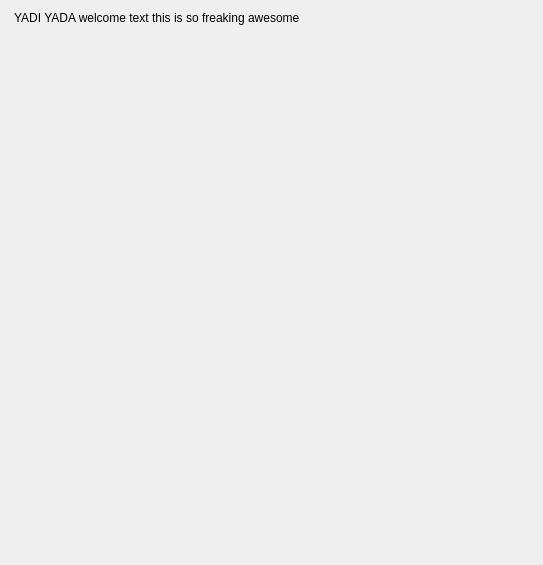
Qt form widgetwelcome.ui (Aryetis/Obenkyobo) before a commit.
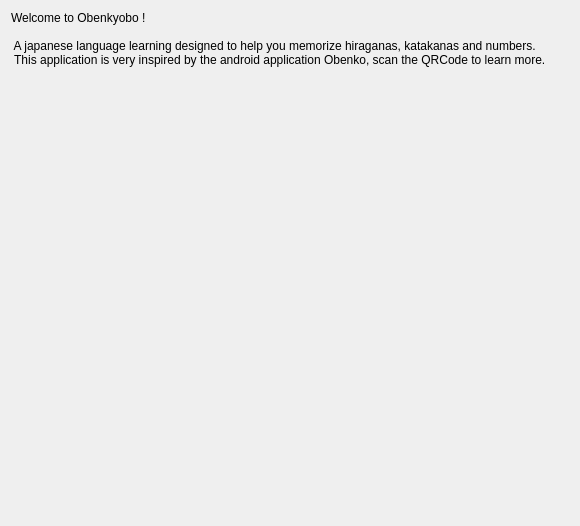
The same form after that commit. Icons and pictures are not drawn.

```diff
--- a/widgetwelcome.ui
+++ b/widgetwelcome.ui
@@ -12,34 +12,60 @@
    <rect>
     <x>0</x>
     <y>0</y>
-    <width>543</width>
-    <height>565</height>
+    <width>580</width>
+    <height>526</height>
    </rect>
   </property>
   <property name="windowTitle">
    <string>Form</string>
   </property>
-  <layout class="QVBoxLayout" name="verticalLayout_2">
+  <layout class="QVBoxLayout" name="verticalLayout_2" stretch="1,9">
    <item>
-    <layout class="QVBoxLayout" name="verticalLayout">
+    <layout class="QVBoxLayout" name="verticalLayout" stretch="1">
      <item>
-      <layout class="QHBoxLayout" name="horizontalLayout_3">
+      <layout class="QHBoxLayout" name="horizontalLayout_3" stretch="0">
        <item>
         <widget class="QLabel" name="WelcomeText">
          <property name="text">
-          <string> YADI YADA welcome text this is so freaking awesome</string>
+          <string>Welcome to Obenkyobo ! 
+ 
+ A japanese language learning designed to help you memorize hiraganas, katakanas and numbers. 
+ This application is very inspired by the android application Obenko, scan the QRCode to learn more.</string>
+         </property>
+         <property name="wordWrap">
+          <bool>true</bool>
          </property>
         </widget>
        </item>
       </layout>
      </item>
+    </layout>
+   </item>
      <item>
-      <layout class="QHBoxLayout" name="horizontalLayout_2">
+    <layout class="QHBoxLayout" name="horizontalLayout_2" stretch="1,1,1">
+     <property name="spacing">
+      <number>5</number>
+     </property>
+     <property name="leftMargin">
+      <number>10</number>
+     </property>
+     <property name="topMargin">
+      <number>10</number>
+     </property>
+     <property name="rightMargin">
+      <number>10</number>
+     </property>
+     <property name="bottomMargin">
+      <number>10</number>
+     </property>
        <item>
         <spacer name="horizontalSpacer">
          <property name="orientation">
           <enum>Qt::Horizontal</enum>
          </property>
+       <property name="sizeType">
+        <enum>QSizePolicy::Preferred</enum>
+       </property>
          <property name="sizeHint" stdset="0">
           <size>
            <width>40</width>
@@ -49,18 +75,30 @@
         </spacer>
        </item>
        <item>
-        <layout class="QVBoxLayout" name="verticalLayout_3">
+      <layout class="QVBoxLayout" name="verticalLayout_3" stretch="1,1,1">
+       <property name="spacing">
+        <number>5</number>
+       </property>
          <property name="leftMargin">
-          <number>0</number>
+        <number>10</number>
          </property>
          <property name="topMargin">
-          <number>0</number>
+        <number>10</number>
+       </property>
+       <property name="rightMargin">
+        <number>10</number>
+       </property>
+       <property name="bottomMargin">
+        <number>10</number>
          </property>
          <item>
           <spacer name="verticalSpacer">
            <property name="orientation">
             <enum>Qt::Vertical</enum>
            </property>
+         <property name="sizeType">
+          <enum>QSizePolicy::Preferred</enum>
+         </property>
            <property name="sizeHint" stdset="0">
             <size>
              <width>20</width>
@@ -75,17 +113,26 @@
             <bool>true</bool>
            </property>
            <property name="sizePolicy">
-            <sizepolicy hsizetype="Preferred" vsizetype="Preferred">
+          <sizepolicy hsizetype="Expanding" vsizetype="Expanding">
              <horstretch>0</horstretch>
              <verstretch>0</verstretch>
             </sizepolicy>
            </property>
+         <property name="minimumSize">
+          <size>
+           <width>200</width>
+           <height>200</height>
+          </size>
+         </property>
            <property name="maximumSize">
             <size>
-             <width>100</width>
-             <height>100</height>
-            </size>
-           </property>
+           <width>16777215</width>
+           <height>16777215</height>
+          </size>
+         </property>
+         <property name="frameShape">
+          <enum>QFrame::NoFrame</enum>
+         </property>
            <property name="text">
             <string notr="true"/>
            </property>
@@ -98,6 +145,12 @@
            <property name="wordWrap">
             <bool>false</bool>
            </property>
+         <property name="indent">
+          <number>-1</number>
+         </property>
+         <property name="openExternalLinks">
+          <bool>false</bool>
+         </property>
           </widget>
          </item>
          <item>
@@ -106,7 +159,7 @@
             <enum>Qt::Vertical</enum>
            </property>
            <property name="sizeType">
-            <enum>QSizePolicy::Expanding</enum>
+          <enum>QSizePolicy::Preferred</enum>
            </property>
            <property name="sizeHint" stdset="0">
             <size>
@@ -124,7 +177,7 @@
           <enum>Qt::Horizontal</enum>
          </property>
          <property name="sizeType">
-          <enum>QSizePolicy::Expanding</enum>
+        <enum>QSizePolicy::Preferred</enum>
          </property>
          <property name="sizeHint" stdset="0">
           <size>
@@ -133,8 +186,6 @@
           </size>
          </property>
         </spacer>
-       </item>
-      </layout>
      </item>
     </layout>
    </item>
```
Lines whose indentation alone changed are shown as unchanged.
